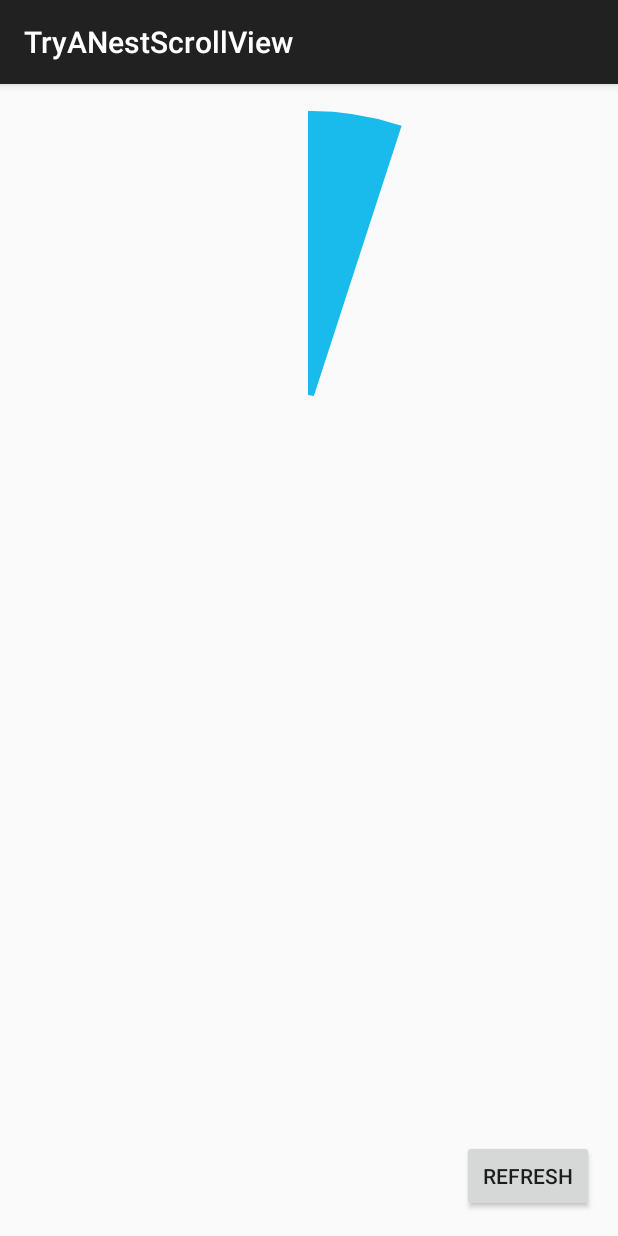
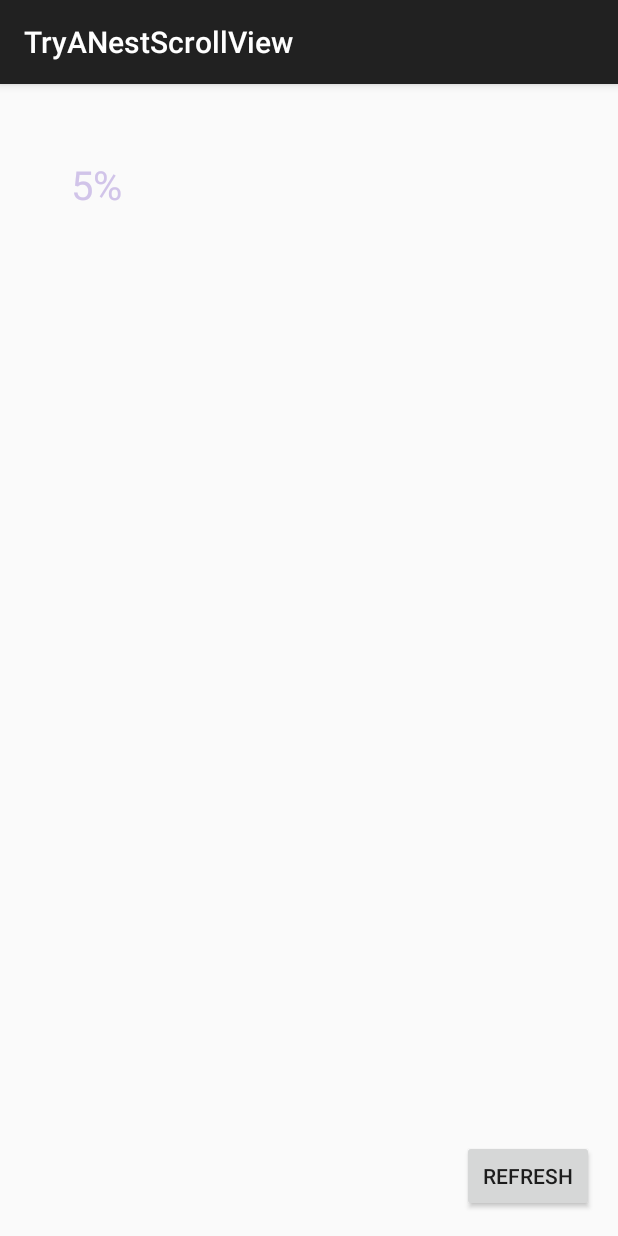
Before and after one commit to GinRyan/ArcTune, an Android app: the screen it shows after launch (MainActivity), after a tap on "REFRESH", on a phone screen of 412 x 824 dp. Run offline under Robolectric (Android 15) with nearby library versions, the phone set to English and light mode, and no system bars.

Commit message:
give a showing percent text. OK, it looks good.

```diff
--- a/app/src/main/java/org/ginryantsuyu/tryanestscrollview/LaView.java
+++ b/app/src/main/java/org/ginryantsuyu/tryanestscrollview/LaView.java
@@ -2,16 +2,23 @@ package org.ginryantsuyu.tryanestscrollview;
 
 import android.content.Context;
 import android.content.res.TypedArray;
+import android.graphics.Bitmap;
 import android.graphics.Canvas;
 import android.graphics.Color;
+import android.graphics.MaskFilter;
 import android.graphics.Paint;
+import android.graphics.PorterDuff;
+import android.graphics.PorterDuffXfermode;
 import android.graphics.RectF;
+import android.graphics.Xfermode;
 import android.support.v4.view.MotionEventCompat;
 import android.text.TextPaint;
 import android.util.AttributeSet;
 import android.util.Log;
 import android.view.MotionEvent;
 import android.view.View;
+
+import java.text.DecimalFormat;
 
 public class LaView extends View {
 
@@ -32,10 +39,15 @@ public class LaView extends View {
     }
 
     Paint paint2 = new Paint(Paint.ANTI_ALIAS_FLAG);
-    TextPaint textPaint = new TextPaint(TextPaint.ANTI_ALIAS_FLAG);
     RectF rf = null;
-
+    /**
+     * pie图颜色
+     */
     int pieColor = 0;
+    /**
+     * 显示文字颜色
+     */
+    int showingTextColor = 0;
 
     private void init(AttributeSet attrs, int defStyle) {
         final TypedArray a = getContext().obtainStyledAttributes(
@@ -44,6 +56,24 @@ public class LaView extends View {
         invalidateArc();
     }
 
+    /**
+     * 显示文本颜色
+     *
+     * @param showingTextColor
+     */
+    public void setShowingTextColor(int showingTextColor) {
+        this.showingTextColor = showingTextColor;
+    }
+
+    public void setShowingTextColor(String rrggbb) {
+        this.showingTextColor = Color.parseColor(rrggbb);
+    }
+
+    /**
+     * pie图颜色
+     *
+     * @param pieColor
+     */
     public void setPieColor(int pieColor) {
         this.pieColor = pieColor;
     }
@@ -86,6 +116,8 @@ public class LaView extends View {
         refreshProgressEffectAnimate();
     }
 
+    float showingPercent = 0f;
+
     /**
      * 开始不停刷新数值并提醒界面更新
      */
@@ -94,8 +126,9 @@ public class LaView extends View {
             @Override
             public void run() {
                 if (sweepAngle < nextSweepAngle) {
-                    if (sweepAngle <= 360) {
+                    if (sweepAngle < 360) {
                         sweepAngle++;
+                        showingPercent = sweepAngle / 360;
                         Log.d("angle", "sweepAngle:  " + sweepAngle);
                         invalidate();
                         refreshProgressEffectAnimate();
@@ -108,12 +141,14 @@ public class LaView extends View {
         }, 8);
     }
 
+    float mShowingTextSize = 40;
+
     /**
      * 初始化
      */
     private void invalidateArc() {
         raduis = Math.min(getWidth() - getPaddingLeft() - getPaddingRight(),
-                getHeight() - getPaddingTop() - getPaddingBottom()) / 2 - 1;
+                getHeight() - getPaddingTop() - getPaddingBottom()) / 2 - strokeWidth;
         float left = startPointX + getPaddingLeft() + strokeWidth;
         float top = startPointY + getPaddingTop() + strokeWidth;
         float right = left + raduis * 2 - strokeWidth;
@@ -122,10 +157,16 @@ public class LaView extends View {
         circleCenterX = (right + left) / 2;
         circleCenterY = (top + bottom) / 2;
 
+        textPaint.setColor(showingTextColor);
+        textPaint.setDither(true);
+        textPaint.setTextSize(mShowingTextSize);
+
+
         paint2.setColor(pieColor);
         paint2.setDither(true);
         paint2.setStyle(Paint.Style.FILL_AND_STROKE);
         paint2.setStrokeWidth(strokeWidth);
+        paint2.setXfermode(new PorterDuffXfermode(PorterDuff.Mode.LIGHTEN));
         invalidate();
     }
 
@@ -166,30 +207,20 @@ public class LaView extends View {
      */
     float sweepAngle = 240;
 
+    TextPaint textPaint = new TextPaint(Paint.ANTI_ALIAS_FLAG);
+    String textShowing = "75%";
+    DecimalFormat decimalFormat = new DecimalFormat("##");
+
     @Override
     protected void onDraw(Canvas canvas) {
         super.onDraw(canvas);
+        textShowing = decimalFormat.format(showingPercent * 100) + "%";
+        if (isInEditMode()) {
+            sweepAngle = 75;
+        }
         canvas.drawArc(rf, originalStartAngleOffset, sweepAngle, true, paint2);
+        float textWidth = textPaint.measureText(textShowing);
+        canvas.drawText(textShowing, circleCenterX - textWidth / 2, circleCenterY + mShowingTextSize / 2, textPaint);
     }
 
-    float startScrollX;
-    float startScrollY;
-
-    @Override
-    public boolean onTouchEvent(MotionEvent event) {
-
-        int action = MotionEventCompat.getActionMasked(event);
-        switch (action) {
-            case MotionEvent.ACTION_DOWN:
-                startScrollX = event.getX();
-                startScrollY = event.getY();
-                break;
-            case MotionEvent.ACTION_MOVE:
-                break;
-            case MotionEvent.ACTION_UP:
-
-                break;
-        }
-        return true;
-    }
 }
--- a/app/src/main/java/org/ginryantsuyu/tryanestscrollview/MainActivity.java
+++ b/app/src/main/java/org/ginryantsuyu/tryanestscrollview/MainActivity.java
@@ -18,7 +18,8 @@ public class MainActivity extends AppCompatActivity {
         this.refreshbutton = (Button) findViewById(R.id.refresh_button);
         this.lavapie = (LaView) findViewById(R.id.lavapie);
         lavapie.setMaxProgress(100);
-        lavapie.setPieColor("#19bbed");
+        lavapie.setPieColor("#512DA8");
+        lavapie.setShowingTextColor("#D1C4E9");
         System.out.println("start ");
         lavapie.setNextProgress(progress);
         refreshbutton.setOnClickListener(new View.OnClickListener() {
--- a/app/src/main/res/layout/activity_main.xml
+++ b/app/src/main/res/layout/activity_main.xml
@@ -11,8 +11,8 @@
 
     <org.ginryantsuyu.tryanestscrollview.LaView
         android:id="@+id/lavapie"
-        android:layout_width="match_parent"
-        android:layout_height="match_parent" />
+        android:layout_width="100dp"
+        android:layout_height="100dp" />
 
     <Button
         android:id="@+id/refresh_button"
```
Also changed, not shown: 1 other file.
